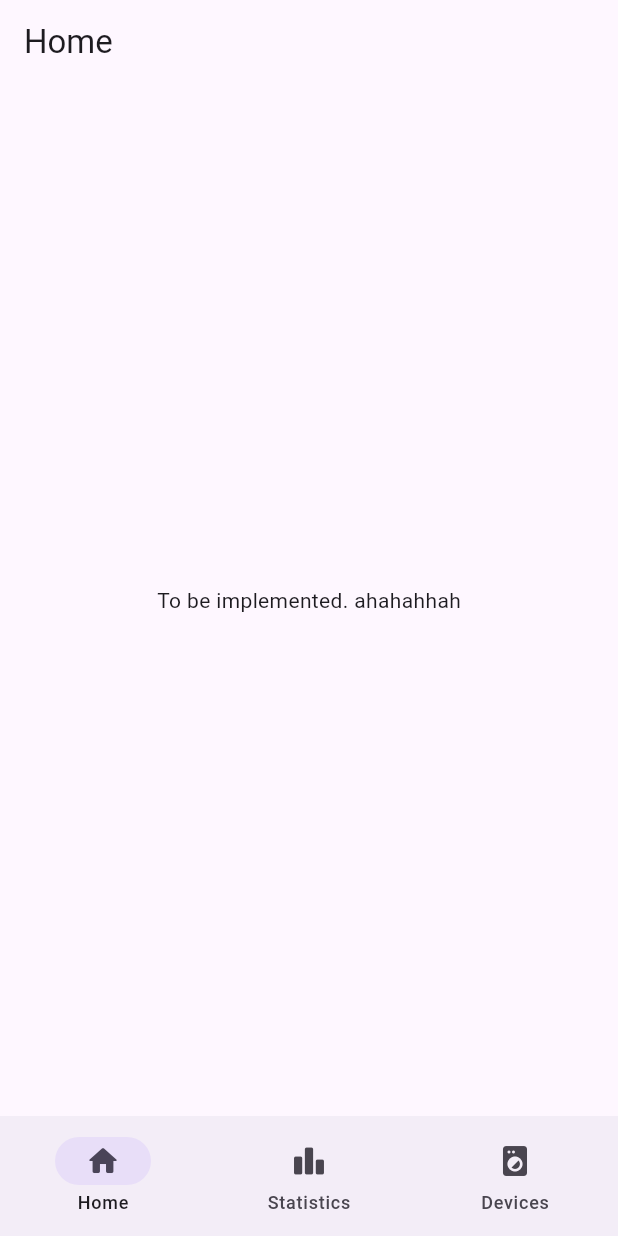
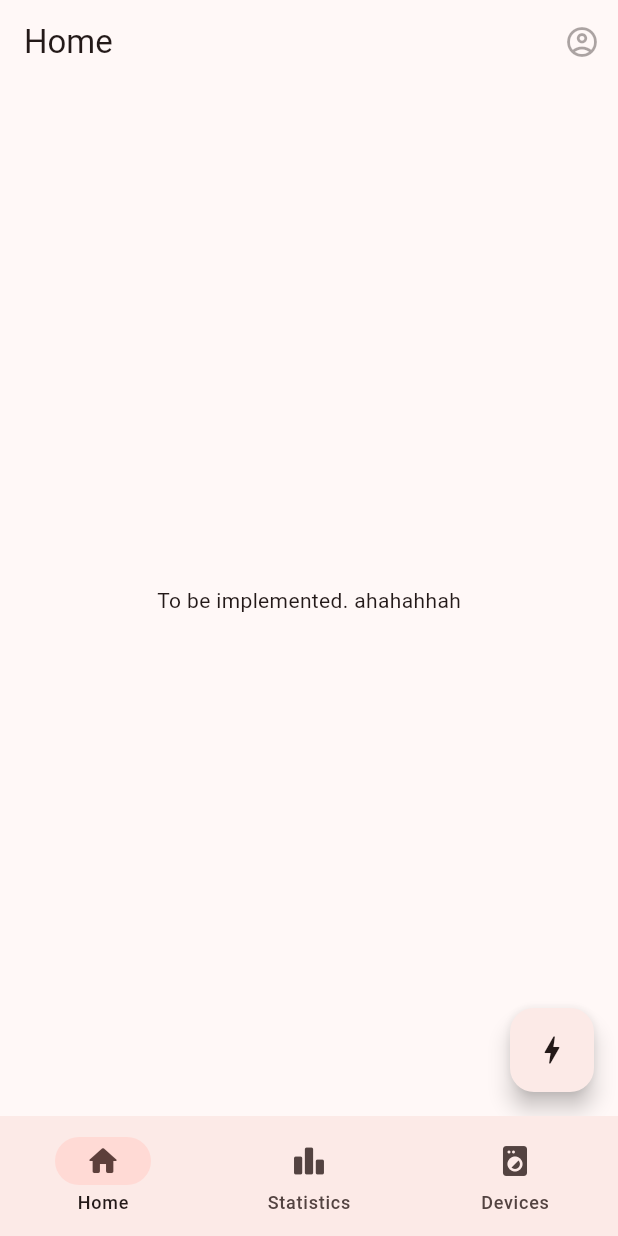
Before and after one commit to pedroafmonteiro/project-esof-leic, a Flutter app: the screen it shows after launch, on a phone screen of 412 x 824 dp. Run offline on Flutter 3.47's test engine with Material 3 defaults, Android fonts, the phone set to English and light mode, and no system bars.

Commit message:
Added FABs.

```diff
--- a/eco_tracker/lib/main.dart
+++ b/eco_tracker/lib/main.dart
@@ -15,6 +15,19 @@ class MainApp extends StatelessWidget {
 
   @override
   Widget build(BuildContext context) {
-    return MaterialApp(home: NavigationView());
+    return MaterialApp(
+      debugShowCheckedModeBanner: false,
+      themeMode: ThemeMode.light,
+      theme: ThemeData(
+        colorScheme: ColorScheme.fromSeed(seedColor: Colors.red),
+      ),
+      darkTheme: ThemeData(
+        colorScheme: ColorScheme.fromSeed(
+          brightness: Brightness.dark,
+          seedColor: Colors.red,
+        ),
+      ),
+      home: NavigationView(),
+    );
   }
 }
--- a/eco_tracker/lib/view/devices/devices_view.dart
+++ b/eco_tracker/lib/view/devices/devices_view.dart
@@ -2,7 +2,8 @@ import 'package:eco_tracker/view/common/general_page.dart';
 import 'package:flutter/material.dart';
 
 class DevicesView extends GeneralPage {
-  const DevicesView({super.key}) : super(title: "Devices");
+  DevicesView({super.key})
+    : super(title: "Devices", hasFAB: true, fabIcon: Icon(Icons.add));
 
   @override
   Widget buildBody() {
--- a/eco_tracker/lib/view/home/home_view.dart
+++ b/eco_tracker/lib/view/home/home_view.dart
@@ -2,7 +2,8 @@ import 'package:eco_tracker/view/common/general_page.dart';
 import 'package:flutter/material.dart';
 
 class HomeView extends GeneralPage {
-  const HomeView({super.key}) : super(title: 'Home');
+  HomeView({super.key})
+    : super(title: 'Home', hasFAB: true, fabIcon: Icon(Icons.bolt));
 
   @override
   Widget buildBody() {
--- a/eco_tracker/lib/view/statistics/statistics_view.dart
+++ b/eco_tracker/lib/view/statistics/statistics_view.dart
@@ -2,7 +2,7 @@ import 'package:eco_tracker/view/common/general_page.dart';
 import 'package:flutter/material.dart';
 
 class StatisticsView extends GeneralPage {
-  const StatisticsView({super.key}) : super(title: "Statistics");
+  const StatisticsView({super.key}) : super(title: "Statistics", hasFAB: false);
 
   @override
   Widget buildBody() {
```
Also changed, not shown: eco_tracker/lib/view/common/general_page.dart (+29 -2 lines).
